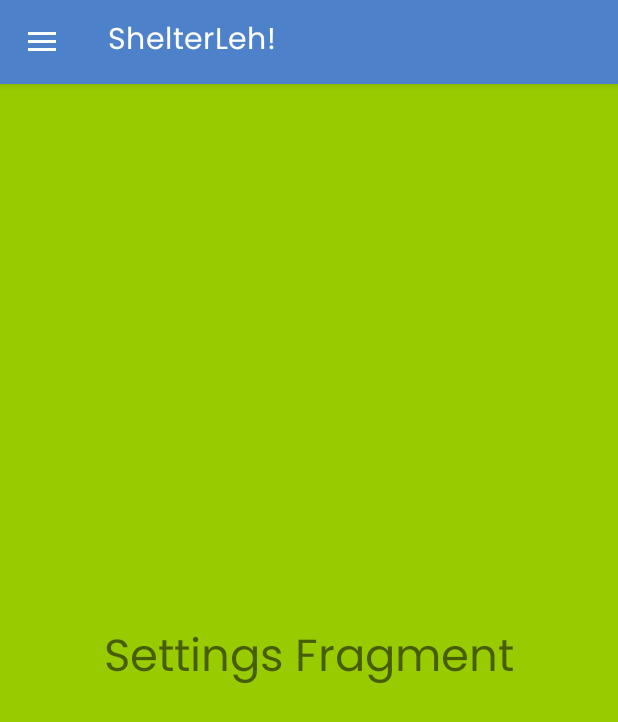
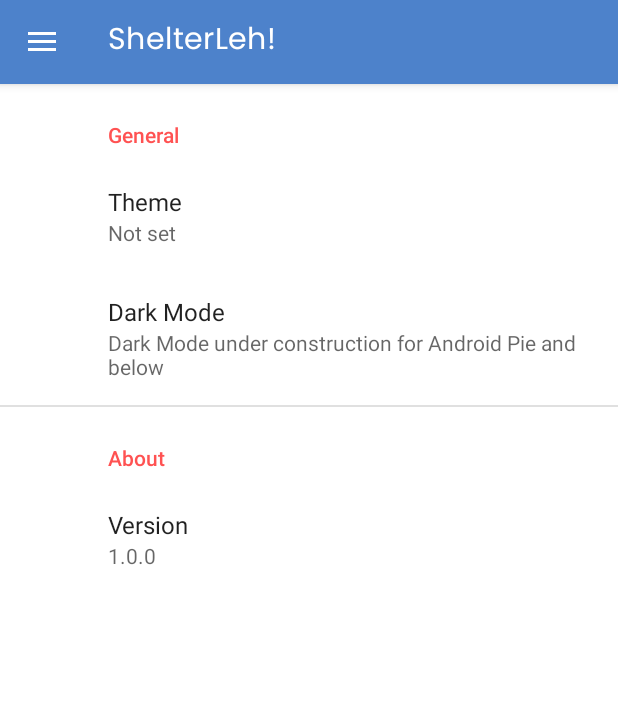
Before and after one commit to Phernoix/shelterleh, an Android app: the screen it shows after launch (Main), after a tap on "Settings", on a phone screen of 412 x 824 dp. Shown: the top 722 px of the screen. Run offline under Robolectric (Android 15) with nearby library versions, the phone set to English and light mode, and no system bars; our stand-ins replace androidx.preference; 1 other tap on this screen came first.

Commit message:
settings (dark mode done)

```diff
--- a/app/build.gradle
+++ b/app/build.gradle
@@ -45,4 +45,6 @@ dependencies {
     testImplementation 'junit:junit:4.+'
     androidTestImplementation 'androidx.test.ext:junit:1.1.3'
     androidTestImplementation 'androidx.test.espresso:espresso-core:3.4.0'
+
+    implementation "androidx.preference:preference:1.2.0"
 }
--- a/app/src/main/java/com/sp/shelterleh/SettingsFragment.java
+++ b/app/src/main/java/com/sp/shelterleh/SettingsFragment.java
@@ -1,17 +1,59 @@
 package com.sp.shelterleh;
 
+import static androidx.appcompat.app.AppCompatDelegate.MODE_NIGHT_FOLLOW_SYSTEM;
+import static androidx.appcompat.app.AppCompatDelegate.MODE_NIGHT_NO;
+import static androidx.appcompat.app.AppCompatDelegate.MODE_NIGHT_YES;
+
 import android.os.Bundle;
+import android.util.Log;
 import android.view.LayoutInflater;
 import android.view.View;
 import android.view.ViewGroup;
 
 import androidx.annotation.NonNull;
 import androidx.annotation.Nullable;
+import androidx.appcompat.app.AppCompatDelegate;
 import androidx.fragment.app.Fragment;
+import androidx.preference.ListPreference;
+import androidx.preference.PreferenceFragmentCompat;
+import androidx.preference.Preference;
+import androidx.preference.PreferenceScreen;
 
-public class SettingsFragment extends Fragment {
-    @Nullable
+import java.util.prefs.Preferences;
+
+public class SettingsFragment extends PreferenceFragmentCompat {
+
     @Override
-    public View onCreateView(@NonNull LayoutInflater inflater, @Nullable ViewGroup container, @Nullable Bundle savedInstanceState) {
-        return inflater.inflate(R.layout.fragment_settings,container,false);   }
+    public void onCreatePreferences(@Nullable Bundle savedInstanceState, @Nullable String rootKey) {
+        setPreferencesFromResource(R.xml.settings,rootKey);
+
+        PreferenceScreen screen = getPreferenceScreen();
+        final ListPreference listPreference = (ListPreference) findPreference("theme");
+        Preference preference = (Preference) findPreference("notq");
+        int api = Integer.valueOf(android.os.Build.VERSION.SDK_INT);
+        if (api > 28) {
+            screen.removePreference(preference);
+        }
+        if (api < 29) {
+            screen.removePreference(listPreference);
+        }
+        listPreference.setOnPreferenceChangeListener(new Preference.OnPreferenceChangeListener() {
+            @Override
+            public boolean onPreferenceChange(Preference preference, Object newValue) {
+                listPreference.setValue(newValue.toString());
+                String theme = String.valueOf(listPreference.getEntry());
+                Log.d("debug", theme);
+                if (theme.equals("Light")) {
+                    AppCompatDelegate.setDefaultNightMode(MODE_NIGHT_NO);
+                }
+                if (theme.equals("Dark")) {
+                    AppCompatDelegate.setDefaultNightMode(MODE_NIGHT_YES);
+                }
+                if (theme.equals("System default")) {
+                    AppCompatDelegate.setDefaultNightMode(MODE_NIGHT_FOLLOW_SYSTEM);
+                }
+                return true;
+            }
+        });
+    }
 }
--- a/app/src/main/res/layout/fragment_settings.xml
+++ b/app/src/main/res/layout/fragment_settings.xml
@@ -1,14 +1,7 @@
 <?xml version="1.0" encoding="utf-8"?>
 <RelativeLayout xmlns:android="http://schemas.android.com/apk/res/android"
+    xmlns:app="http://schemas.android.com/apk/res-auto"
     android:layout_width="match_parent"
-    android:layout_height="match_parent"
-    android:background="@android:color/holo_green_light"
-    >
-    <TextView
-        android:layout_width="wrap_content"
-        android:layout_height="wrap_content"
-        android:text="Settings Fragment"
-        android:textSize="30sp"
-        android:layout_centerInParent="true"/>
+    android:layout_height="match_parent">
 
 </RelativeLayout>
--- a/app/src/main/res/values/strings.xml
+++ b/app/src/main/res/values/strings.xml
@@ -5,4 +5,16 @@
     <string name="navigation_drawer_close">Close navigation drawer</string>
     <string name="title_activity_maps">MapsActivity</string>
 
+    <string-array name="theme_entries">
+        <item>Light</item>
+        <item>Dark</item>
+        <item>System default</item>
+
+    </string-array>
+
+    <string-array name="theme_values">
+        <item>light</item>
+        <item>dark</item>
+        <item>default1</item>
+    </string-array>
 </resources>
--- /dev/null
+++ b/app/src/main/res/xml/settings.xml
@@ -0,0 +1,37 @@
+<?xml version="1.0" encoding="utf-8"?>
+<PreferenceScreen xmlns:android="http://schemas.android.com/apk/res/android"
+    xmlns:app="http://schemas.android.com/apk/res-auto">
+
+    <PreferenceCategory
+        android:layout_width="wrap_content"
+        android:layout_height="wrap_content"
+        android:title="General">
+
+
+        <ListPreference
+            android:id="@+id/list"
+            app:entries="@array/theme_entries"
+            app:entryValues="@array/theme_values"
+            app:key="theme"
+            app:title="Theme"
+            app:useSimpleSummaryProvider="true" />
+        <Preference
+            android:id="@+id/notq"
+            app:key="notq"
+            app:title="Dark Mode"
+            app:summary="Dark Mode under construction for Android Pie and below"
+            />
+
+    </PreferenceCategory>
+    <PreferenceCategory
+        android:title="About">
+        <Preference
+            android:key="version"
+            android:title="Version"
+            android:summary="1.0.0"
+        />
+
+    </PreferenceCategory>
+
+
+</PreferenceScreen>
```
Also changed, not shown: app/src/main/res/drawable/ic_theme.xml (added, +10 -0 lines), app/src/main/res/values/arrays.xml (added, +18 -0 lines).
